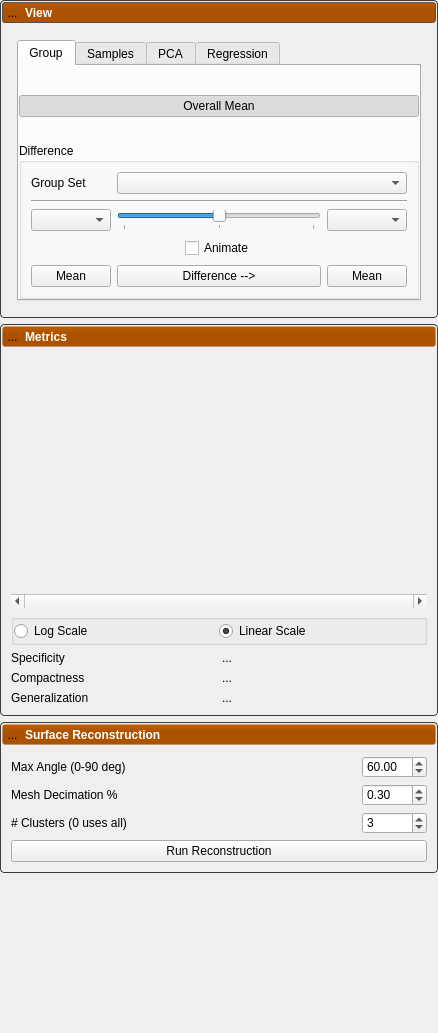
Above: Studio/src/Application/Analysis/AnalysisTool.ui from SCIInstitute/ShapeWorks before the change. Below: the same form after it.
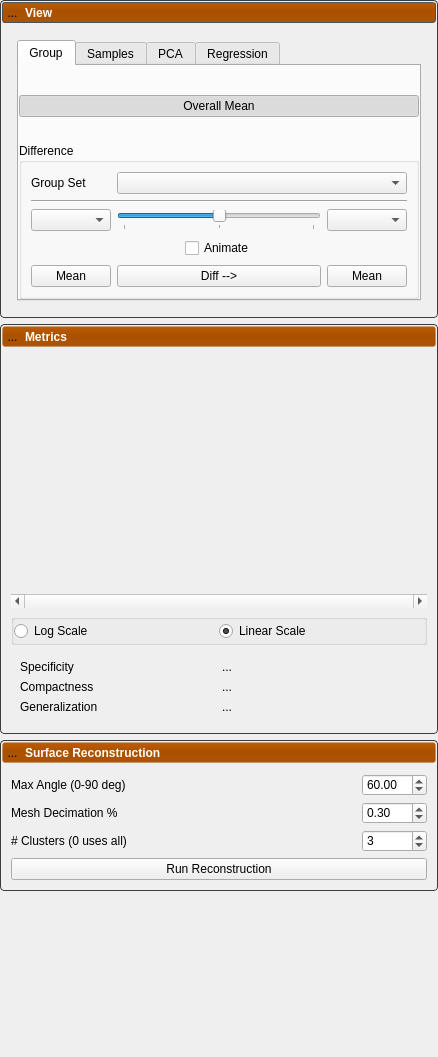
That is the form after the change. Icons and pictures are not drawn. Custom widgets are drawn as their Qt base class.

Commit message: Adjust sizing of diff button, hide evaluation metrics

The edit to the form file:
```diff
--- a/Studio/src/Application/Analysis/AnalysisTool.ui
+++ b/Studio/src/Application/Analysis/AnalysisTool.ui
@@ -7,7 +7,7 @@
     <x>0</x>
     <y>0</y>
     <width>438</width>
-    <height>1033</height>
+    <height>1057</height>
    </rect>
   </property>
   <property name="windowTitle">
@@ -599,7 +599,7 @@
                       <bool>true</bool>
                      </property>
                      <property name="text">
-                      <string>Difference --&gt;</string>
+                      <string>Diff --&gt;</string>
                      </property>
                      <property name="checkable">
                       <bool>true</bool>
@@ -1163,46 +1163,51 @@
       <item>
        <widget class="QWidget" name="metrics_content" native="true">
         <layout class="QGridLayout" name="gridLayout_12">
-         <item row="3" column="0">
-          <widget class="QLabel" name="label_7">
-           <property name="text">
-            <string>Compactness</string>
+         <item row="1" column="0" colspan="2">
+          <widget class="QGroupBox" name="groupBox">
+           <property name="title">
+            <string/>
            </property>
-          </widget>
-         </item>
-         <item row="2" column="0">
-          <widget class="QLabel" name="label_6">
-           <property name="text">
-            <string>Specificity</string>
-           </property>
-          </widget>
-         </item>
-         <item row="4" column="1">
-          <widget class="QLabel" name="generalization_label">
-           <property name="text">
-            <string>...</string>
-           </property>
-          </widget>
-         </item>
-         <item row="4" column="0">
-          <widget class="QLabel" name="label_4">
-           <property name="text">
-            <string>Generalization</string>
-           </property>
-          </widget>
-         </item>
-         <item row="2" column="1">
-          <widget class="QLabel" name="specificity_label">
-           <property name="text">
-            <string>...</string>
-           </property>
-          </widget>
-         </item>
-         <item row="3" column="1">
-          <widget class="QLabel" name="compactness_label">
-           <property name="text">
-            <string>...</string>
-           </property>
+           <layout class="QHBoxLayout" name="horizontalLayout_2">
+            <property name="spacing">
+             <number>0</number>
+            </property>
+            <property name="leftMargin">
+             <number>0</number>
+            </property>
+            <property name="topMargin">
+             <number>0</number>
+            </property>
+            <property name="rightMargin">
+             <number>0</number>
+            </property>
+            <property name="bottomMargin">
+             <number>0</number>
+            </property>
+            <item>
+             <widget class="QRadioButton" name="log_radio">
+              <property name="text">
+               <string>Log Scale</string>
+              </property>
+              <property name="checked">
+               <bool>false</bool>
+              </property>
+             </widget>
+            </item>
+            <item>
+             <widget class="QRadioButton" name="linear_radio">
+              <property name="text">
+               <string>Linear Scale</string>
+              </property>
+              <property name="checkable">
+               <bool>true</bool>
+              </property>
+              <property name="checked">
+               <bool>true</bool>
+              </property>
+             </widget>
+            </item>
+           </layout>
           </widget>
          </item>
          <item row="0" column="0" colspan="2">
@@ -1279,47 +1284,48 @@
            </widget>
           </widget>
          </item>
-         <item row="1" column="0" colspan="2">
-          <widget class="QGroupBox" name="groupBox">
-           <property name="title">
-            <string/>
-           </property>
-           <layout class="QHBoxLayout" name="horizontalLayout_2">
-            <property name="spacing">
-             <number>0</number>
-            </property>
-            <property name="leftMargin">
-             <number>0</number>
-            </property>
-            <property name="topMargin">
-             <number>0</number>
-            </property>
-            <property name="rightMargin">
-             <number>0</number>
-            </property>
-            <property name="bottomMargin">
-             <number>0</number>
-            </property>
-            <item>
-             <widget class="QRadioButton" name="log_radio">
+         <item row="2" column="0" colspan="2">
+          <widget class="QWidget" name="evaluation_widget" native="true">
+           <layout class="QGridLayout" name="gridLayout_5">
+            <item row="0" column="0">
+             <widget class="QLabel" name="label_6">
               <property name="text">
-               <string>Log Scale</string>
+               <string>Specificity</string>
               </property>
-              <property name="checked">
-               <bool>false</bool>
+             </widget>
+            </item>
+            <item row="0" column="1">
+             <widget class="QLabel" name="specificity_label">
+              <property name="text">
+               <string>...</string>
               </property>
              </widget>
             </item>
-            <item>
-             <widget class="QRadioButton" name="linear_radio">
+            <item row="1" column="0">
+             <widget class="QLabel" name="label_7">
               <property name="text">
-               <string>Linear Scale</string>
+               <string>Compactness</string>
               </property>
-              <property name="checkable">
-               <bool>true</bool>
+             </widget>
+            </item>
+            <item row="1" column="1">
+             <widget class="QLabel" name="compactness_label">
+              <property name="text">
+               <string>...</string>
               </property>
-              <property name="checked">
-               <bool>true</bool>
+             </widget>
+            </item>
+            <item row="2" column="0">
+             <widget class="QLabel" name="label_4">
+              <property name="text">
+               <string>Generalization</string>
+              </property>
+             </widget>
+            </item>
+            <item row="2" column="1">
+             <widget class="QLabel" name="generalization_label">
+              <property name="text">
+               <string>...</string>
               </property>
              </widget>
             </item>
```
The commit also changes 1 other file.
